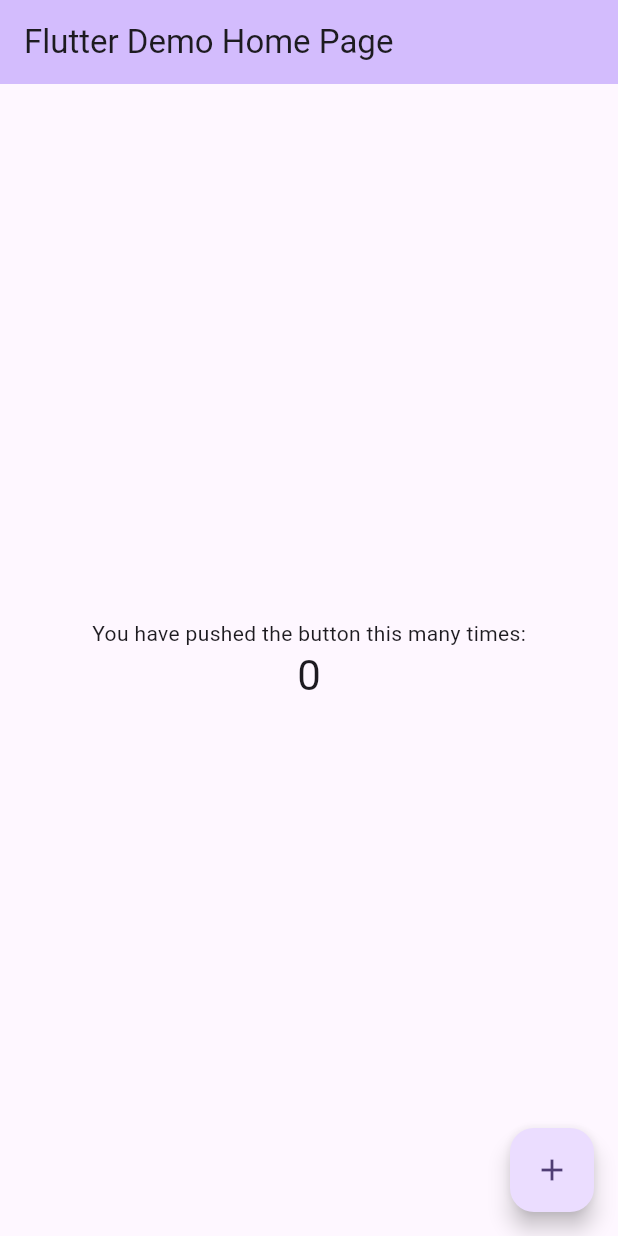
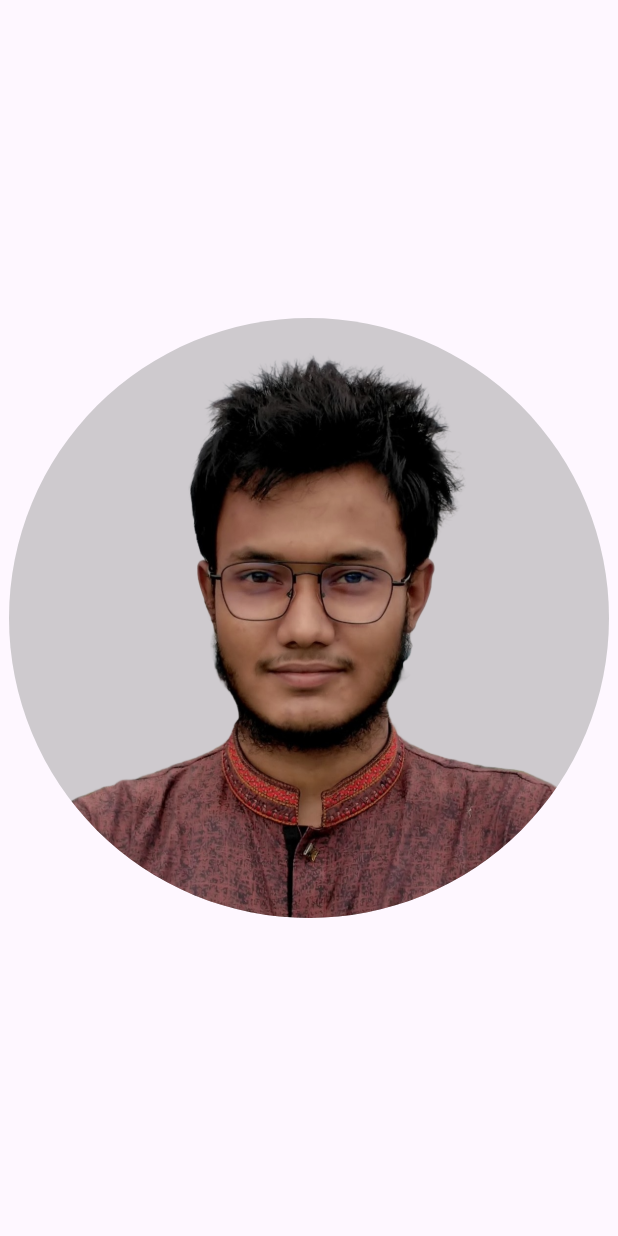
Before and after one commit to IsmailHosenIsmailJames/my_portfolio, a Flutter app: the screen it shows after launch, on a phone screen of 412 x 824 dp. Run offline on Flutter 3.47's test engine with Material 3 defaults, Android fonts, the phone set to English and light mode, and no system bars; our stand-ins replace get.

Commit message:
basic setup

```diff
--- a/lib/main.dart
+++ b/lib/main.dart
@@ -1,125 +1,19 @@
 import 'package:flutter/material.dart';
+import 'package:get/get.dart';
+import 'package:my_portfolio/src/screens/home/home.dart';
 
 void main() {
-  runApp(const MyApp());
+  runApp(const MyPortfolio());
 }
 
-class MyApp extends StatelessWidget {
-  const MyApp({super.key});
+class MyPortfolio extends StatelessWidget {
+  const MyPortfolio({super.key});
 
-  // This widget is the root of your application.
   @override
   Widget build(BuildContext context) {
-    return MaterialApp(
-      title: 'Flutter Demo',
-      theme: ThemeData(
-        // This is the theme of your application.
-        //
-        // TRY THIS: Try running your application with "flutter run". You'll see
-        // the application has a purple toolbar. Then, without quitting the app,
-        // try changing the seedColor in the colorScheme below to Colors.green
-        // and then invoke "hot reload" (save your changes or press the "hot
-        // reload" button in a Flutter-supported IDE, or press "r" if you used
-        // the command line to start the app).
-        //
-        // Notice that the counter didn't reset back to zero; the application
-        // state is not lost during the reload. To reset the state, use hot
-        // restart instead.
-        //
-        // This works for code too, not just values: Most code changes can be
-        // tested with just a hot reload.
-        colorScheme: ColorScheme.fromSeed(seedColor: Colors.deepPurple),
-        useMaterial3: true,
-      ),
-      home: const MyHomePage(title: 'Flutter Demo Home Page'),
+    return const GetMaterialApp(
+      defaultTransition: Transition.fade,
+      home: HomePage(),
     );
   }
 }
-
-class MyHomePage extends StatefulWidget {
-  const MyHomePage({super.key, required this.title});
-
-  // This widget is the home page of your application. It is stateful, meaning
-  // that it has a State object (defined below) that contains fields that affect
-  // how it looks.
-
-  // This class is the configuration for the state. It holds the values (in this
-  // case the title) provided by the parent (in this case the App widget) and
-  // used by the build method of the State. Fields in a Widget subclass are
-  // always marked "final".
-
-  final String title;
-
-  @override
-  State<MyHomePage> createState() => _MyHomePageState();
-}
-
-class _MyHomePageState extends State<MyHomePage> {
-  int _counter = 0;
-
-  void _incrementCounter() {
-    setState(() {
-      // This call to setState tells the Flutter framework that something has
-      // changed in this State, which causes it to rerun the build method below
-      // so that the display can reflect the updated values. If we changed
-      // _counter without calling setState(), then the build method would not be
-      // called again, and so nothing would appear to happen.
-      _counter++;
-    });
-  }
-
-  @override
-  Widget build(BuildContext context) {
-    // This method is rerun every time setState is called, for instance as done
-    // by the _incrementCounter method above.
-    //
-    // The Flutter framework has been optimized to make rerunning build methods
-    // fast, so that you can just rebuild anything that needs updating rather
-    // than having to individually change instances of widgets.
-    return Scaffold(
-      appBar: AppBar(
-        // TRY THIS: Try changing the color here to a specific color (to
-        // Colors.amber, perhaps?) and trigger a hot reload to see the AppBar
-        // change color while the other colors stay the same.
-        backgroundColor: Theme.of(context).colorScheme.inversePrimary,
-        // Here we take the value from the MyHomePage object that was created by
-        // the App.build method, and use it to set our appbar title.
-        title: Text(widget.title),
-      ),
-      body: Center(
-        // Center is a layout widget. It takes a single child and positions it
-        // in the middle of the parent.
-        child: Column(
-          // Column is also a layout widget. It takes a list of children and
-          // arranges them vertically. By default, it sizes itself to fit its
-          // children horizontally, and tries to be as tall as its parent.
-          //
-          // Column has various properties to control how it sizes itself and
-          // how it positions its children. Here we use mainAxisAlignment to
-          // center the children vertically; the main axis here is the vertical
-          // axis because Columns are vertical (the cross axis would be
-          // horizontal).
-          //
-          // TRY THIS: Invoke "debug painting" (choose the "Toggle Debug Paint"
-          // action in the IDE, or press "p" in the console), to see the
-          // wireframe for each widget.
-          mainAxisAlignment: MainAxisAlignment.center,
-          children: <Widget>[
-            const Text(
-              'You have pushed the button this many times:',
-            ),
-            Text(
-              '$_counter',
-              style: Theme.of(context).textTheme.headlineMedium,
-            ),
-          ],
-        ),
-      ),
-      floatingActionButton: FloatingActionButton(
-        onPressed: _incrementCounter,
-        tooltip: 'Increment',
-        child: const Icon(Icons.add),
-      ), // This trailing comma makes auto-formatting nicer for build methods.
-    );
-  }
-}
--- /dev/null
+++ b/lib/src/screens/home/home.dart
@@ -0,0 +1,29 @@
+import 'package:flutter/material.dart';
+
+class HomePage extends StatefulWidget {
+  const HomePage({super.key});
+
+  @override
+  State<HomePage> createState() => _HomePageState();
+}
+
+class _HomePageState extends State<HomePage> {
+  @override
+  Widget build(BuildContext context) {
+    return Scaffold(
+      body: Center(
+        child: Container(
+          height: 400,
+          width: 400,
+          decoration: BoxDecoration(
+            borderRadius: BorderRadius.circular(1000),
+            color: Colors.grey.withOpacity(0.5),
+            image: const DecorationImage(
+              image: AssetImage("assets/profile.png"),
+            ),
+          ),
+        ),
+      ),
+    );
+  }
+}
```
Also changed, not shown: pubspec.yaml (+6 -2 lines), assets/profile.png (added), pubspec.lock, 7 other files.
